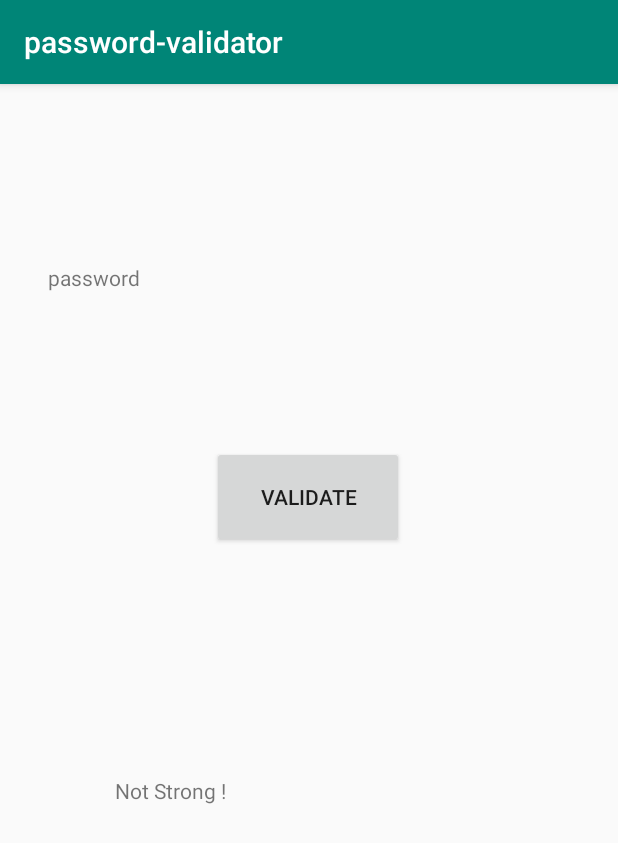
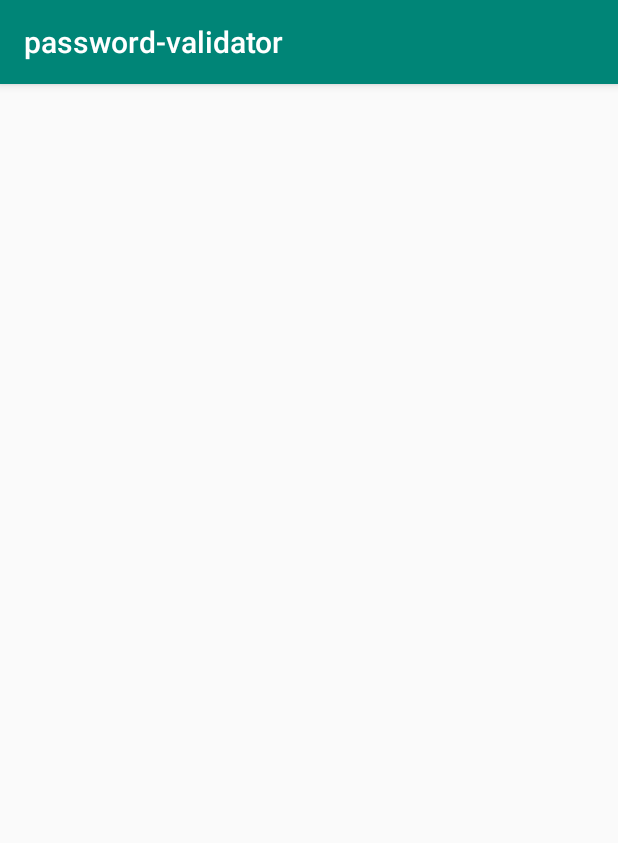
Before and after one commit to JiamingHan0422/password_validator, an Android app: the screen it shows after launch (MainActivity), on a phone screen of 412 x 824 dp. Shown: the top 843 px of the screen. Run offline under Robolectric (Android 15) with nearby library versions, the phone set to English and light mode, and no system bars.

Commit message:
commit check2
was removed

```diff
--- a/app/src/main/java/com/example/password_validator/Validator.java
+++ /dev/null
@@ -1,18 +0,0 @@
-package com.example.password_validator;
-
-import java.util.regex.Pattern;
-public class Validator {
-    private int i;
-    public Validator() {
-    }
-
-    public int ValidationStage1(String password) {
-        i = 0;
-        // make sure the password length is greater than 8 and the character is not "password".
-        if((password.length()>8)|| !password.equalsIgnoreCase("password"))  {
-            i ++;
-        }
-        return i;
-    }
-
-}
--- a/app/src/main/res/layout/activity_main.xml
+++ b/app/src/main/res/layout/activity_main.xml
@@ -4,52 +4,4 @@
     xmlns:tools="http://schemas.android.com/tools"
     android:layout_width="match_parent"
     android:layout_height="match_parent"
-    tools:context=".MainActivity">
-
-    <TextView
-        android:id="@+id/NotStrong"
-        android:layout_width="259dp"
-        android:layout_height="44dp"
-        android:layout_marginStart="8dp"
-        android:layout_marginLeft="8dp"
-        android:layout_marginTop="8dp"
-        android:layout_marginEnd="8dp"
-        android:layout_marginRight="8dp"
-        android:layout_marginBottom="8dp"
-        android:text="Not Strong !"
-        app:layout_constraintBottom_toBottomOf="parent"
-        app:layout_constraintEnd_toEndOf="parent"
-        app:layout_constraintRight_toRightOf="parent"
-        app:layout_constraintStart_toStartOf="parent"
-        app:layout_constraintTop_toTopOf="parent"
-        app:layout_constraintVertical_bias="0.64" />
-
-    <TextView
-        android:id="@+id/password"
-        android:layout_width="348dp"
-        android:layout_height="64dp"
-        android:layout_marginStart="8dp"
-        android:layout_marginLeft="8dp"
-        android:layout_marginTop="8dp"
-        android:layout_marginEnd="8dp"
-        android:layout_marginRight="8dp"
-        android:layout_marginBottom="8dp"
-        android:text="password"
-        app:layout_constraintBottom_toTopOf="@+id/validate"
-        app:layout_constraintEnd_toEndOf="parent"
-        app:layout_constraintStart_toStartOf="parent"
-        app:layout_constraintTop_toTopOf="parent"
-        app:layout_constraintVertical_bias="0.689" />
-
-    <Button
-        android:id="@+id/validate"
-        android:layout_width="128dp"
-        android:layout_height="68dp"
-        android:layout_marginBottom="152dp"
-        android:text="VALIDATE"
-        app:layout_constraintBottom_toTopOf="@+id/NotStrong"
-        app:layout_constraintEnd_toEndOf="parent"
-        app:layout_constraintHorizontal_bias="0.498"
-        app:layout_constraintStart_toStartOf="parent" />
-
-</android.support.constraint.ConstraintLayout>
+    tools:context=".MainActivity"/>
```
Also changed, not shown: 1 other file.
